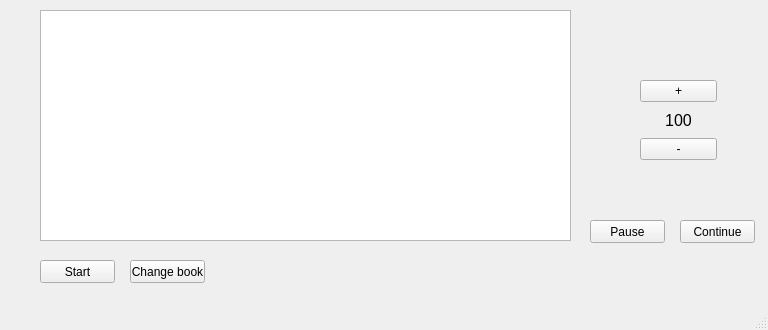
Before: the Qt Designer form data/running_line_ui.ui in ZolotarevAlexandr/reader, drawn with Qt 5.
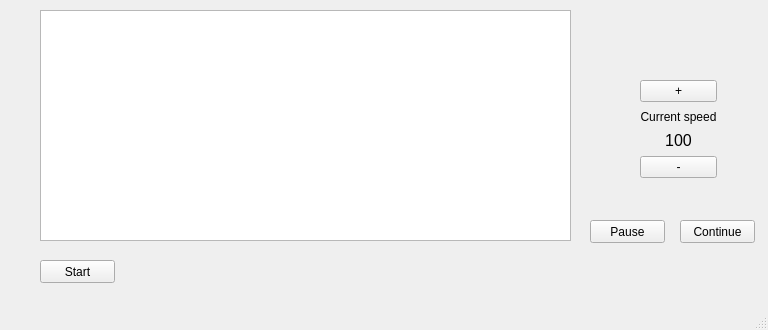
After: the same form once the commit is applied.

```diff
--- a/data/running_line_ui.ui
+++ b/data/running_line_ui.ui
@@ -67,7 +67,7 @@
       <x>640</x>
       <y>80</y>
       <width>77</width>
-      <height>80</height>
+      <height>98</height>
      </rect>
     </property>
     <layout class="QVBoxLayout" name="verticalLayout">
@@ -78,6 +78,16 @@
        </property>
       </widget>
      </item>
+     <item>
+      <widget class="QLabel" name="label">
+       <property name="text">
+        <string>Current speed</string>
+       </property>
+       <property name="alignment">
+        <set>Qt::AlignCenter</set>
+       </property>
+      </widget>
+     </item>
      <item>
       <widget class="QLabel" name="current_speed">
        <property name="font">
@@ -115,19 +125,6 @@
      <string>Start</string>
     </property>
    </widget>
-   <widget class="QPushButton" name="change_btn">
-    <property name="geometry">
-     <rect>
-      <x>130</x>
-      <y>260</y>
-      <width>75</width>
-      <height>23</height>
-     </rect>
-    </property>
-    <property name="text">
-     <string>Change book</string>
-    </property>
-   </widget>
   </widget>
   <widget class="QMenuBar" name="menubar">
    <property name="geometry">
```
